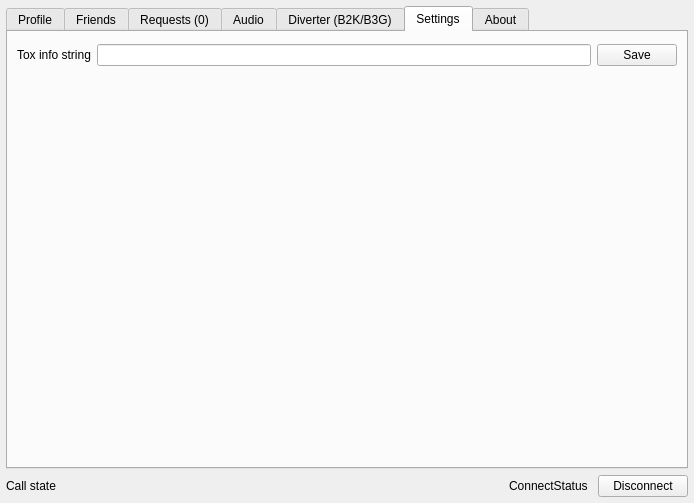
Above: src/toxphone_config/widgets/main_window.ui from hkarel/ToxPhone before the change. Below: the same form after it.
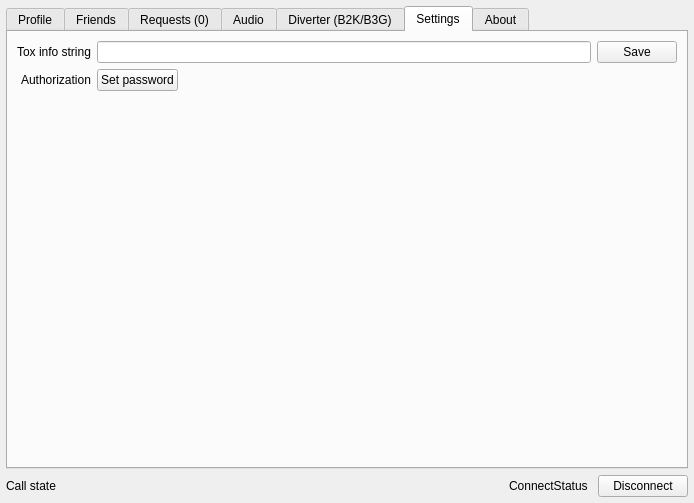
That is the form after the change. The open tabs and pages were chosen to show the change.

Diff of the .ui file:
```diff
--- a/src/toxphone_config/widgets/main_window.ui
+++ b/src/toxphone_config/widgets/main_window.ui
@@ -1436,27 +1436,20 @@
         <string>Settings</string>
        </attribute>
        <layout class="QVBoxLayout" name="verticalLayout_22">
-        <property name="leftMargin">
-         <number>9</number>
-        </property>
-        <property name="topMargin">
-         <number>12</number>
-        </property>
-        <property name="rightMargin">
-         <number>9</number>
-        </property>
         <item>
-         <layout class="QHBoxLayout" name="horizontalLayout_17">
-          <item>
+         <layout class="QFormLayout" name="formLayout_9">
+          <property name="labelAlignment">
+           <set>Qt::AlignRight|Qt::AlignTrailing|Qt::AlignVCenter</set>
+          </property>
+          <item row="0" column="0">
            <widget class="QLabel" name="label_30">
             <property name="text">
              <string>Tox info string</string>
             </property>
-            <property name="alignment">
-             <set>Qt::AlignLeading|Qt::AlignLeft|Qt::AlignVCenter</set>
-            </property>
            </widget>
           </item>
+          <item row="0" column="1">
+           <layout class="QHBoxLayout" name="horizontalLayout_17">
           <item>
            <widget class="QLineEdit" name="lineToxInfoString"/>
           </item>
@@ -1475,6 +1468,39 @@
           </item>
          </layout>
         </item>
+          <item row="1" column="0">
+           <widget class="QLabel" name="label_31">
+            <property name="text">
+             <string>Authorization</string>
+            </property>
+           </widget>
+          </item>
+          <item row="1" column="1">
+           <layout class="QHBoxLayout" name="horizontalLayout_21">
+            <item>
+             <widget class="QPushButton" name="btnAuthorizationPassword">
+              <property name="text">
+               <string>Set password</string>
+              </property>
+             </widget>
+            </item>
+            <item>
+             <spacer name="horizontalSpacer_9">
+              <property name="orientation">
+               <enum>Qt::Horizontal</enum>
+              </property>
+              <property name="sizeHint" stdset="0">
+               <size>
+                <width>40</width>
+                <height>20</height>
+               </size>
+              </property>
+             </spacer>
+            </item>
+           </layout>
+          </item>
+         </layout>
+        </item>
         <item>
          <spacer name="verticalSpacer_6">
           <property name="orientation">
@@ -1483,7 +1509,7 @@
           <property name="sizeHint" stdset="0">
            <size>
             <width>20</width>
-            <height>373</height>
+            <height>335</height>
            </size>
           </property>
          </spacer>
```
Left out of the diff: 2 changed lines with no effect on the pictures. Lines whose indentation alone changed are shown as unchanged.
